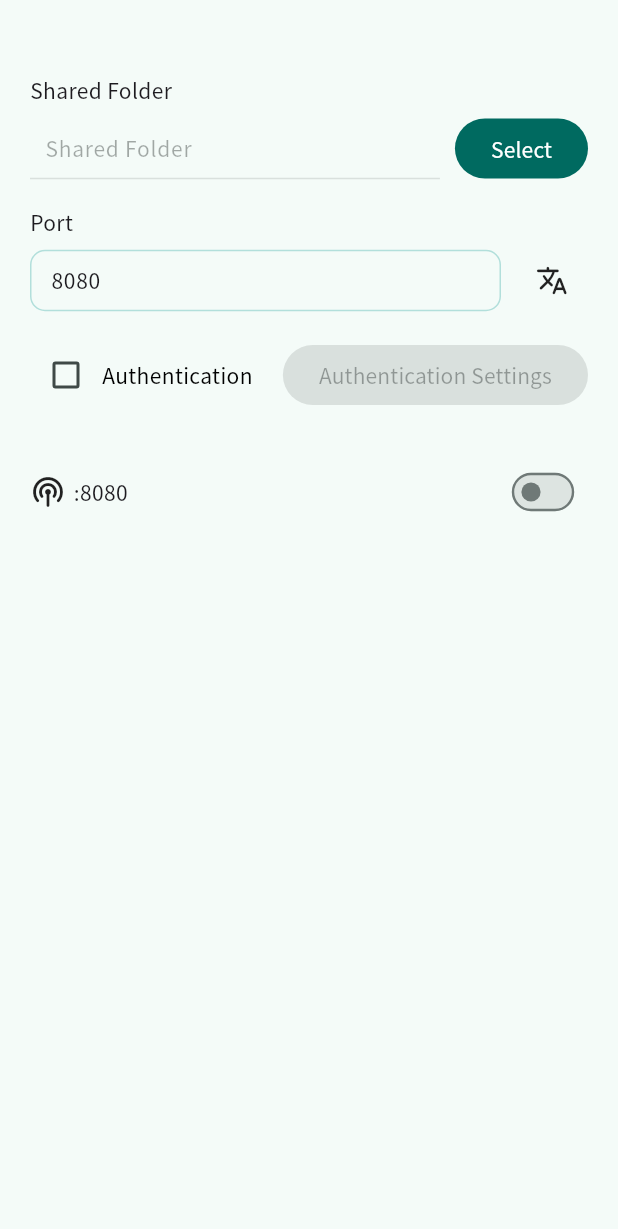
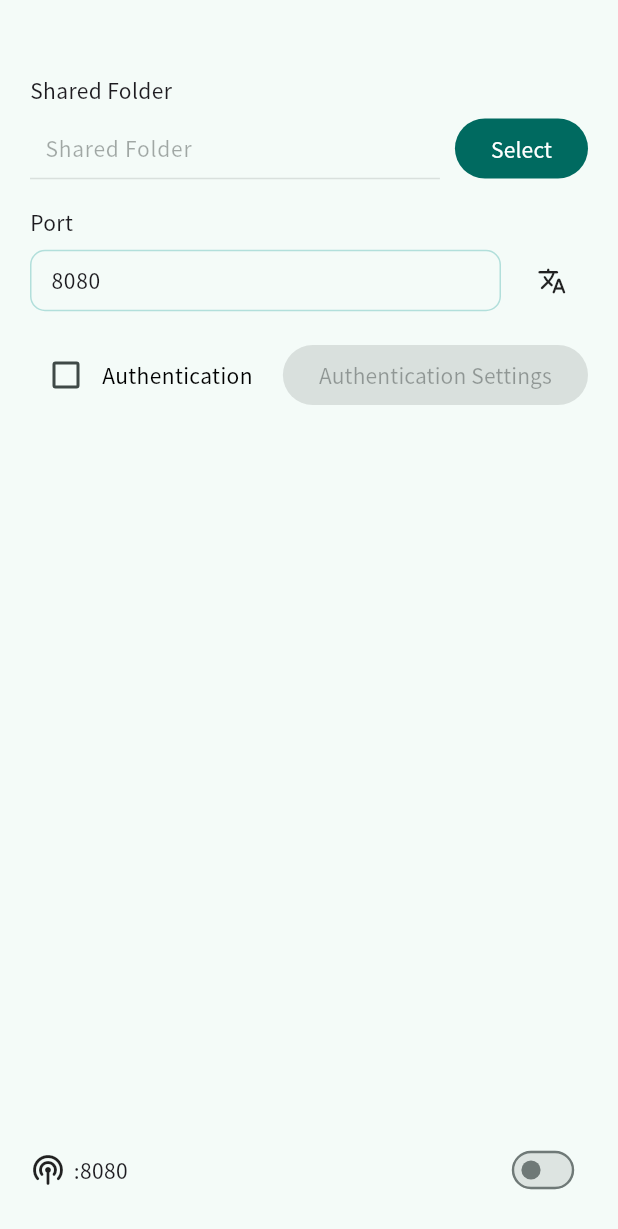
Before and after one commit to Zhoucheng133/DAV-Server, a Flutter app: the screen it shows after launch, on a phone screen of 412 x 824 dp. Shown: the top 1229 px of the screen. Run offline on Flutter 3.47's test engine with Material 3 defaults, Android fonts, the phone set to English and light mode, and no system bars; our stand-ins replace file_picker, get, google_fonts, shared_preferences; missing offline and left inert: clipboard, dart:ffi, window_manager; statements that could not run were skipped.

Commit message:
改进布局

```diff
--- a/lib/main_window.dart
+++ b/lib/main_window.dart
@@ -226,7 +226,8 @@ class _MainWindowState extends State<MainWindow> with WindowListener {
             ],
           ) : DragToMoveArea(child: Container())
         ),
-        Padding(
+        Expanded(
+          child: Padding(
             padding: const EdgeInsets.only(left: 20, right: 20, top: 20),
             child: Column(
               children: [
@@ -313,9 +314,10 @@ class _MainWindowState extends State<MainWindow> with WindowListener {
                     ),
                     const SizedBox(width: 10,),
                     PopupMenuButton<LanguageType>(
-                    borderRadius: BorderRadius.circular(20),
+                      borderRadius: BorderRadius.circular(18),
                       tooltip: 'language'.tr,
-                    icon: Icon(Icons.translate_rounded, size: 22,),
+                      icon: Icon(Icons.translate_rounded),
+                      iconSize: 20,
                       itemBuilder: (context)=>supportedLocales.map((e) {
                         return PopupMenuItem<LanguageType>(
                           value: e,
@@ -331,7 +333,6 @@ class _MainWindowState extends State<MainWindow> with WindowListener {
                 ),
                 const SizedBox(height: 15,),
                 Row(
-                crossAxisAlignment: CrossAxisAlignment.center,
                   children: [
                     Expanded(
                       child: Obx(()=>
@@ -386,7 +387,7 @@ class _MainWindowState extends State<MainWindow> with WindowListener {
                     )
                   ],
                 ),
-              const SizedBox(height: 30,),
+                Expanded(child: Container()),
                 Row(
                   children: [
                     const Icon(
@@ -436,8 +437,10 @@ class _MainWindowState extends State<MainWindow> with WindowListener {
                       )
                     )
                   ]
-              )
+                ),
+                SizedBox(height: 20,),
               ],
+            ),
           ),
         ),
       ],
```
Lines whose indentation alone changed are shown as unchanged.
